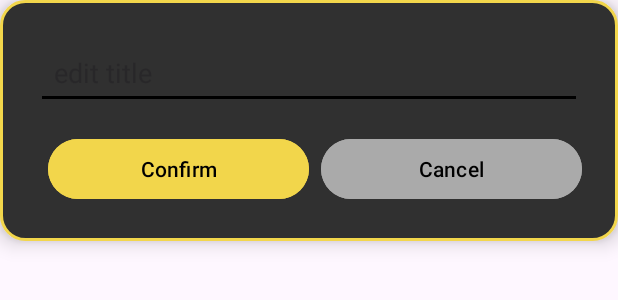
After one commit to Tragyt/personalCodex, an Android app: the layout dialog_title_edit.xml on its own in the app's theme, with its tools: preview values and no code run, on a phone screen of 412 x 824 dp. The commit adds this screen. Shown: the top 300 px of the screen. Run offline under Robolectric (Android 15) with nearby library versions, the phone set to English and light mode, and no system bars.

Commit message:
dialog campaign title

```diff
--- /dev/null
+++ b/app/src/main/res/drawable/dialog_background.xml
@@ -0,0 +1,12 @@
+<shape xmlns:android="http://schemas.android.com/apk/res/android"
+    android:shape="rectangle">
+    <solid android:color="@color/dark_gray"/>
+    <stroke
+        android:width="2dp"
+        android:color="@color/yellow" />
+    <corners android:radius="16dp"/>
+    <padding android:left="16dp"
+        android:top="16dp"
+        android:right="16dp"
+        android:bottom="16dp"/>
+</shape>
--- /dev/null
+++ b/app/src/main/res/layout/dialog_title_edit.xml
@@ -0,0 +1,48 @@
+<?xml version="1.0" encoding="utf-8"?>
+<LinearLayout xmlns:android="http://schemas.android.com/apk/res/android"
+    android:layout_width="match_parent"
+    android:layout_height="wrap_content"
+    android:orientation="vertical"
+    android:padding="24dp"
+    android:background="@drawable/dialog_background"
+    android:elevation="8dp">
+
+    <EditText
+        android:id="@+id/txtDialog"
+        android:layout_width="match_parent"
+        android:layout_height="wrap_content"
+        android:autofillHints=""
+        android:inputType="text"
+        android:hint="@string/editTitle_dialog"
+        android:backgroundTint="@android:color/primary_text_light"
+        android:padding="12dp" />
+
+    <LinearLayout
+        style="?android:attr/buttonBarStyle"
+        android:layout_width="match_parent"
+        android:layout_height="wrap_content"
+        android:orientation="horizontal"
+        android:layout_marginTop="16dp">
+
+        <Button
+            android:id="@+id/btnConfirmDialog"
+            style="?android:attr/buttonBarButtonStyle"
+            android:text="@string/btnConfirm_dialog"
+            android:layout_width="0dp"
+            android:layout_weight="1"
+            android:layout_height="wrap_content"
+            android:backgroundTint="@color/yellow"
+            android:textColor="@android:color/black"/>
+
+        <Button
+            android:id="@+id/btnCancelDialog"
+            style="?android:attr/buttonBarButtonStyle"
+            android:text="@string/btnCancle_dialog"
+            android:layout_width="0dp"
+            android:layout_weight="1"
+            android:layout_height="wrap_content"
+            android:backgroundTint="@android:color/darker_gray"
+            android:textColor="@android:color/black"/>
+
+    </LinearLayout>
+</LinearLayout>
--- a/app/src/main/res/values/colors.xml
+++ b/app/src/main/res/values/colors.xml
@@ -2,4 +2,6 @@
 <resources>
     <color name="black">#FF000000</color>
     <color name="white">#FFFFFFFF</color>
+    <color name="yellow">#F2D64B</color>
+    <color name="dark_gray">#303030</color>
 </resources>
--- a/app/src/main/res/values/strings.xml
+++ b/app/src/main/res/values/strings.xml
@@ -19,4 +19,8 @@
     <string name="btnBack_description">Back</string>
     <string name="btnMenu_description">Menu</string>
     <string name="btnDelete_description">Delete</string>
+
+    <string name="editTitle_dialog">edit title</string>
+    <string name="btnConfirm_dialog">Confirm</string>
+    <string name="btnCancle_dialog">Cancel</string>
 </resources>
```
Also changed, not shown: app/src/main/java/programmazionemobile/esercizi/personalcodex/CampaignActivity.java (+24 -1 lines), app/src/main/java/programmazionemobile/esercizi/personalcodex/Database/AsyncAccess/CampaignsAccess.java (+10 -0 lines), app/src/main/java/programmazionemobile/esercizi/personalcodex/Fragments/EditTitleDialog.java (added, +57 -0 lines), app/src/main/res/layout/activity_campaign.xml (+14 -16 lines), app/src/main/res/layout/activity_template.xml (+3 -5 lines), 1 other file.
